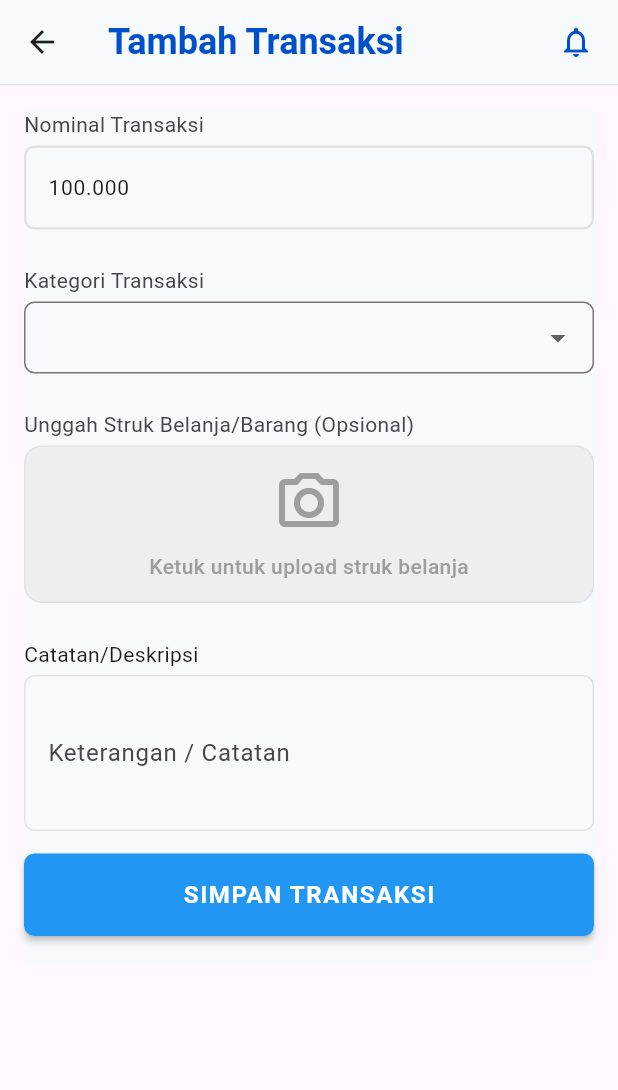
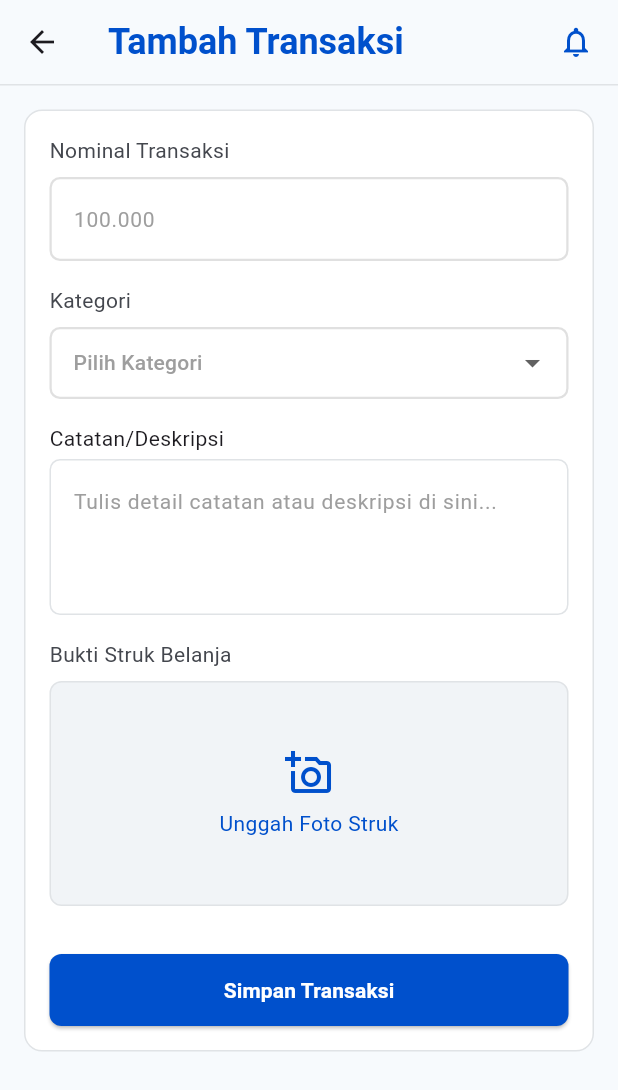
Before and after one commit to hernandoferry/projek_sintakqu_app, a Flutter app: the Transaksi screen opened directly, on a phone screen of 412 x 824 dp. Shown: the top 1090 px of the screen. Run offline on Flutter 3.47's test engine with Material 3 defaults, Android fonts, the phone set to English and light mode, and no system bars; our stand-ins replace device_info_plus, fl_chart, image_picker, sqflite; accounts and stored records are empty.

Commit message:
change : main.dart, branda.dart,tambah transaksi dan add fungsi logout

```diff
--- a/lib/view/transaksi/transaksi.dart
+++ b/lib/view/transaksi/transaksi.dart
@@ -2,7 +2,7 @@ import 'dart:io';
 
 import 'package:flutter/material.dart';
 import 'package:flutter/services.dart';
-import 'package:image_picker/image_picker.dart'; // Import package
+import 'package:image_picker/image_picker.dart';
 
 class Transaksi extends StatefulWidget {
   const Transaksi({super.key});
@@ -13,9 +13,9 @@ class Transaksi extends StatefulWidget {
 
 class _TransaksiState extends State<Transaksi> {
   final _formKey = GlobalKey<FormState>();
+  final TextEditingController _nominalController = TextEditingController();
   String? selected;
 
-  //pendefinisian variabel untuk image_picker
   File? _imageFile;
   final ImagePicker _picker = ImagePicker();
 
@@ -23,15 +23,12 @@ class _TransaksiState extends State<Transaksi> {
     try {
       final XFile? pickedFile = await _picker.pickImage(
         source: source,
-        imageQuality:
-            80, // Mengompres kualitas gambar (0-100) agar file tidak terlalu besar
+        imageQuality: 80,
       );
 
       if (pickedFile != null) {
         setState(() {
-          _imageFile = File(
-            pickedFile.path,
-          ); // Menyimpan file gambar terpilih ke variabel
+          _imageFile = File(pickedFile.path);
         });
       }
     } catch (e) {
@@ -39,7 +36,6 @@ class _TransaksiState extends State<Transaksi> {
     }
   }
 
-  //fungsi untuk menampilkan pilihan upload gambar/struk belanja dari kamera atau galery dengan menggunakan widget bottomsheet
   void _showImageSourceBottomSheet(BuildContext context) {
     showModalBottomSheet(
       context: context,
@@ -74,10 +70,8 @@ class _TransaksiState extends State<Transaksi> {
                   _pickImage(ImageSource.gallery);
                 },
               ),
-
-              // FITUR BARU: Opsi Hapus Foto hanya muncul jika _imageFile TIDAK null
               if (_imageFile != null) ...[
-                const Divider(), // Garis pembatas tipis agar rapi
+                const Divider(),
                 ListTile(
                   leading: const Icon(Icons.delete_outline, color: Colors.red),
                   title: const Text(
@@ -90,7 +84,7 @@ class _TransaksiState extends State<Transaksi> {
                   onTap: () {
                     Navigator.of(context).pop();
                     setState(() {
-                      _imageFile = null; // Menghapus instansi file gambar
+                      _imageFile = null;
                     });
                   },
                 ),
@@ -104,11 +98,19 @@ class _TransaksiState extends State<Transaksi> {
   }
 
   @override
+  void dispose() {
+    _nominalController.dispose();
+    super.dispose();
+  }
+
+  @override
   Widget build(BuildContext context) {
     return Scaffold(
+      backgroundColor: const Color(0xFFF7FAFD),
       appBar: AppBar(
-        backgroundColor: Color(0xFFF7FAFD),
-        title: Row(
+        backgroundColor: const Color(0xFFF7FAFD),
+        elevation: 0,
+        title: const Row(
           children: [
             Text(
               "Tambah Transaksi",
@@ -123,33 +125,28 @@ class _TransaksiState extends State<Transaksi> {
           ],
         ),
         bottom: PreferredSize(
-          preferredSize: const Size.fromHeight(
-            1.0,
-          ), // Menentukan tinggi area border (1 pixel)
-          child: Container(
-            color: const Color(0xFFE0E3E6), // Warna garis border bawah
-            height: 1.0, // Ketebalan garis border
+          preferredSize: const Size.fromHeight(1.0),
+          child: Container(color: const Color(0xFFE0E3E6), height: 1.0),
         ),
       ),
+
+      body: SingleChildScrollView(
+        padding: const EdgeInsets.all(16.0),
+        child: Form(
+          key: _formKey,
+          child: Container(
+            width: double.infinity,
+            padding: const EdgeInsets.all(16),
+            decoration: BoxDecoration(
+              color: Colors.white,
+              borderRadius: BorderRadius.circular(12),
+              border: Border.all(color: const Color(0xFFE0E3E6)),
             ),
-      body: Column(
-        children: [
-          Form(
-            key: _formKey,
-            child: Column(
-              children: [
-                SizedBox(height: 16),
-                Padding(
-                  padding: EdgeInsets.only(left: 16, right: 16),
-                  child: Container(
-                    width: 380,
-                    height: 570,
-                    decoration: BoxDecoration(color: Color(0xFFF7FAFD)),
             child: Column(
               mainAxisAlignment: MainAxisAlignment.start,
               crossAxisAlignment: CrossAxisAlignment.start,
               children: [
-                        Text(
+                const Text(
                   "Nominal Transaksi",
                   style: TextStyle(
                     color: Color(0xFF44474E),
@@ -157,32 +154,26 @@ class _TransaksiState extends State<Transaksi> {
                     fontWeight: FontWeight.normal,
                   ),
                 ),
-                        SizedBox(height: 4),
+                const SizedBox(height: 8),
                 TextFormField(
-                          // controller: _nominalTransaksi,
+                  controller: _nominalController,
                   keyboardType: TextInputType.number,
-                          inputFormatters: [
-                            FilteringTextInputFormatter.digitsOnly,
-                          ],
+                  inputFormatters: [FilteringTextInputFormatter.digitsOnly],
                   decoration: InputDecoration(
                     hintText: "100.000",
-                            hintStyle: TextStyle(
+                    hintStyle: const TextStyle(
                       fontSize: 14,
                       fontWeight: FontWeight.normal,
-                              color: Color(0xFF181C1E),
+                      color: Color(0xFF9E9E9E),
                     ),
                     border: OutlineInputBorder(
                       borderRadius: BorderRadius.circular(7),
-                              borderSide: const BorderSide(
-                                color: Color(0xFFE0E3E6),
-                              ),
+                      borderSide: const BorderSide(color: Color(0xFFE0E3E6)),
                     ),
                     enabledBorder: OutlineInputBorder(
                       borderRadius: BorderRadius.circular(7),
                       borderSide: const BorderSide(
-                                color: Color(
-                                  0xFFE0E0E0,
-                                ), // Warna abu-abu terang
+                        color: Color(0xFFE0E0E0),
                         width: 1.5,
                       ),
                     ),
@@ -190,8 +181,7 @@ class _TransaksiState extends State<Transaksi> {
                       borderRadius: BorderRadius.circular(7),
                       borderSide: const BorderSide(
                         color: Color(0XFF0050CC),
-                                width:
-                                    2.0, // Garis sedikit lebih tebal saat aktif
+                        width: 2.0,
                       ),
                     ),
                     errorBorder: OutlineInputBorder(
@@ -216,19 +206,19 @@ class _TransaksiState extends State<Transaksi> {
                     return null;
                   },
                 ),
-
-                        SizedBox(height: 24),
-                        Text(
-                          "Kategori Transaksi",
+                const SizedBox(height: 16),
+                const Text(
+                  "Kategori",
                   style: TextStyle(
+                    color: Color(0xFF44474E),
                     fontSize: 14,
-                            color: Color(0xFF44474E),
+                    fontWeight: FontWeight.normal,
                   ),
                 ),
-                        SizedBox(height: 4),
+                SizedBox(height: 8),
                 DropdownButtonFormField<String>(
                   initialValue: selected,
-                          isExpanded: true, // Tetap rata kanan-kiri
+                  isExpanded: true,
                   decoration: InputDecoration(
                     contentPadding: const EdgeInsets.symmetric(
                       horizontal: 12,
@@ -236,24 +226,37 @@ class _TransaksiState extends State<Transaksi> {
                     ),
                     border: OutlineInputBorder(
                       borderRadius: BorderRadius.circular(7),
+                      borderSide: const BorderSide(color: Color(0xFFE0E3E6)),
+                    ),
+                    enabledBorder: OutlineInputBorder(
+                      borderRadius: BorderRadius.circular(7),
                       borderSide: const BorderSide(
-                                color: Color(0xFF75777F),
-                                width: 1,
+                        color: Color(0xFFE0E0E0),
+                        width: 1.5,
                       ),
                     ),
                     focusedBorder: OutlineInputBorder(
                       borderRadius: BorderRadius.circular(7),
                       borderSide: const BorderSide(
-                                color: Colors.blue,
-                                width: 2,
-                              ), // Warna biru tebal saat aktif
+                        color: Color(0XFF0050CC),
+                        width: 2.0,
                       ),
+                    ),
+
                     errorBorder: OutlineInputBorder(
                       borderRadius: BorderRadius.circular(7),
                       borderSide: const BorderSide(
                         color: Colors.red,
-                                width: 1,
-                              ), // Warna merah saat error
+                        width: 1.5,
+                      ),
+                    ),
+
+                    focusedErrorBorder: OutlineInputBorder(
+                      borderRadius: BorderRadius.circular(7),
+                      borderSide: const BorderSide(
+                        color: Colors.red,
+                        width: 2.0,
+                      ),
                     ),
                     errorStyle: const TextStyle(
                       color: Colors.red,
@@ -262,17 +265,30 @@ class _TransaksiState extends State<Transaksi> {
                   ),
                   items:
                       [
-                                '',
-                                'Kuliner',
-                                'Tagihan Listrik',
-                                'Belanja Pokok',
-                                'E-commerce',
-                                'Tagihan Internet',
-                                'Biaya Pendidikan',
+                        'Pilih Kategori',
+                        'Belanja Bulanan',
+                        'E-Commerce & Belanja',
+                        'Hiburan & Gaya Hidup',
+                        'Internet & Komunikasi',
+                        'Kesehatan',
+                        'Kuliner & Makanan',
+                        'Pendidikan',
+                        'Sosial & Donasi',
+                        'Tagihan Rumah Tangga',
+                        'Transportasi',
+                        'Lain-lain',
                       ].map((String val) {
                         return DropdownMenuItem<String>(
-                                  value: val,
-                                  child: Text(val),
+                          value: val == 'Pilih Kategori' ? null : val,
+                          child: Text(
+                            val,
+                            style: TextStyle(
+                              color: val == 'Pilih Kategori'
+                                  ? Colors.grey
+                                  : const Color(0xFF181C1E),
+                              fontSize: 14,
+                            ),
+                          ),
                         );
                       }).toList(),
                   onChanged: (val) {
@@ -280,85 +296,26 @@ class _TransaksiState extends State<Transaksi> {
                       selected = val;
                     });
                   },
-                          // Tambahkan validator di sini
                   validator: (value) {
-                            if (value == null || value.isEmpty) {
+                    if (value == null ||
+                        value.isEmpty ||
+                        value == 'Pilih Kategori') {
                       return 'Tentukan kategori transaksi !';
                     }
                     return null;
                   },
                 ),
 
-                        SizedBox(height: 24),
-                        Text(
-                          "Unggah Struk Belanja/Barang (Opsional)",
-                          style: TextStyle(
-                            fontSize: 14,
-                            color: Color(0xFF44474E),
-                          ),
-                        ),
-                        SizedBox(height: 4),
-                        InkWell(
-                          borderRadius: BorderRadius.circular(12),
-                          onTap: () {
-                            _showImageSourceBottomSheet(context);
-                          },
-                          child: Container(
-                            width: double.infinity,
-                            height: 105,
-                            decoration: BoxDecoration(
-                              color: Colors.grey[200],
-                              borderRadius: BorderRadius.circular(12),
-                              border: Border.all(
-                                color: const Color(0xFFE0E3E6),
-                              ),
-                              image: _imageFile != null
-                                  ? DecorationImage(
-                                      image: FileImage(_imageFile!),
-                                      fit: BoxFit.cover,
-                                    )
-                                  : null,
-                            ),
-                            child: _imageFile == null
-                                ? const Center(
-                                    child: Column(
-                                      mainAxisAlignment:
-                                          MainAxisAlignment.center,
-                                      children: [
-                                        Icon(
-                                          Icons.camera_alt_outlined,
-                                          size: 48,
-                                          color: Colors.grey,
-                                        ),
-                                        SizedBox(height: 8),
-                                        Text(
-                                          'Ketuk untuk upload struk belanja',
-                                          style: TextStyle(
-                                            color: Colors.grey,
-                                            fontWeight: FontWeight.w500,
-                                          ),
-                                        ),
-                                      ],
-                                    ),
-                                  )
-                                : null,
-                          ),
-                        ),
-                        SizedBox(height: 24),
+                SizedBox(height: 16),
                 Text("Catatan/Deskripsi"),
                 SizedBox(height: 4),
                 TextFormField(
-                          // controller: _keteranganController,
-                          keyboardType: TextInputType
-                              .multiline, // Untuk mengaktifkan tombol 'Enter' pada keyboard HP
-                          minLines: 3, //(tinggi awal kotak)
-                          maxLines:
-                              5, //Batas baris max sebelum kotak bisa di-scroll
+                  keyboardType: TextInputType.multiline,
+                  minLines: 3,
+                  maxLines: 5,
 
                   decoration: InputDecoration(
-                            labelText: 'Keterangan / Catatan',
-                            hintText:
-                                'Tulis detail catatan atau deskripsi di sini...',
+                    hintText: 'Tulis detail catatan atau deskripsi di sini...',
                     hintStyle: const TextStyle(
                       color: Colors.grey,
                       fontSize: 14,
@@ -385,59 +342,77 @@ class _TransaksiState extends State<Transaksi> {
                     ),
                     errorBorder: OutlineInputBorder(
                       borderRadius: BorderRadius.circular(7),
-                              borderSide: const BorderSide(
-                                color: Colors.red,
-                                width: 1,
-                              ),
+                      borderSide: const BorderSide(color: Colors.red, width: 1),
                     ),
                     focusedErrorBorder: OutlineInputBorder(
                       borderRadius: BorderRadius.circular(7),
-                              borderSide: const BorderSide(
-                                color: Colors.red,
-                                width: 2,
+                      borderSide: const BorderSide(color: Colors.red, width: 2),
                     ),
                   ),
                 ),
+                SizedBox(height: 16),
+                const Text(
+                  "Bukti Struk Belanja",
+                  style: TextStyle(color: Color(0xFF44474E), fontSize: 14),
                 ),
-                        SizedBox(height: 15),
-                        SizedBox(
+                const SizedBox(height: 8),
+                GestureDetector(
+                  onTap: () => _showImageSourceBottomSheet(context),
+                  child: Container(
                     width: double.infinity,
-                          child: ElevatedButton(
+                    height: 150,
+                    decoration: BoxDecoration(
+                      color: const Color(0xFFF1F4F7),
+                      borderRadius: BorderRadius.circular(8),
+                      border: Border.all(color: const Color(0xFFE0E3E6)),
+                    ),
+                    child: _imageFile != null
+                        ? ClipRRect(
+                            borderRadius: BorderRadius.circular(8),
+                            child: Image.file(_imageFile!, fit: BoxFit.cover),
+                          )
+                        : const Column(
+                            mainAxisAlignment: MainAxisAlignment.center,
+                            children: [
+                              Icon(
+                                Icons.add_a_photo_outlined,
+                                color: Color(0XFF0050CC),
+                                size: 32,
+                              ),
+                              SizedBox(height: 8),
+                              Text(
+                                "Unggah Foto Struk",
+                                style: TextStyle(color: Color(0XFF0050CC)),
+                              ),
+                            ],
+                          ),
+                  ),
+                ),
+                const SizedBox(height: 32),
+
+                ElevatedButton(
                   style: ElevatedButton.styleFrom(
-                              backgroundColor: Colors.blue,
+                    backgroundColor: const Color(0XFF0050CC),
                     foregroundColor: Colors.white,
-                              padding: const EdgeInsets.symmetric(vertical: 16),
+                    minimumSize: const Size(double.infinity, 48),
                     shape: RoundedRectangleBorder(
-                                borderRadius: BorderRadius.circular(7),
+                      borderRadius: BorderRadius.circular(8),
                     ),
-                              elevation: 2,
                   ),
                   onPressed: () {
-                              // 1. Validasi komponen berbasis form (Dropdown dan Text Area)
                     if (_formKey.currentState!.validate()) {
-                                // 2. Jika semua validasi lolos, jalankan fungsi simpan data
-                                // _prosesSimpanTransaksi();
+                      // Jalankan logika penyimpanan data transaksi disini
                     }
                   },
                   child: const Text(
-                              "SIMPAN TRANSAKSI",
-                              style: TextStyle(
-                                fontWeight: FontWeight.bold,
-                                fontSize: 16,
-                                letterSpacing:
-                                    1.1, // Memberikan sedikit jarak antar huruf
-                              ),
-                            ),
+                    "Simpan Transaksi",
+                    style: TextStyle(fontWeight: FontWeight.bold),
                   ),
                 ),
               ],
             ),
           ),
         ),
-              ],
-            ),
-          ),
-        ],
       ),
     );
   }
```
Also changed, not shown: lib/database/db_helper.dart (+22 -1 lines), lib/main.dart (+16 -7 lines), lib/view/home/branda.dart (+101 -72 lines), lib/view/profile/index_profile.dart (+16 -21 lines). Lines whose indentation alone changed are shown as unchanged.
